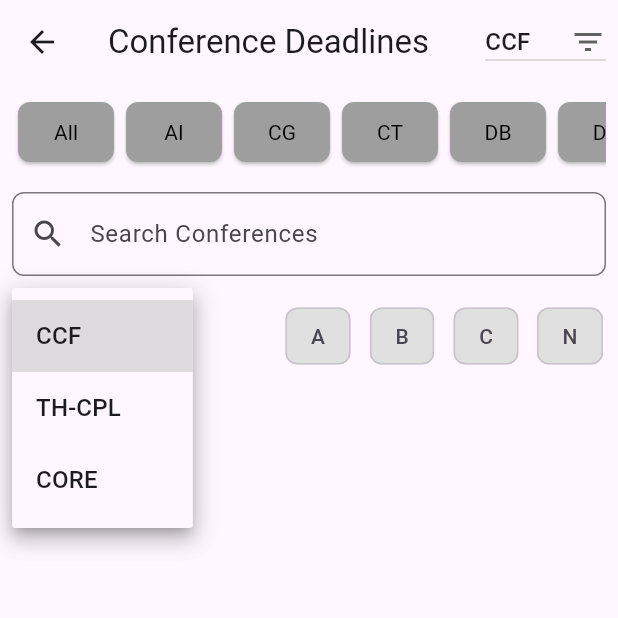
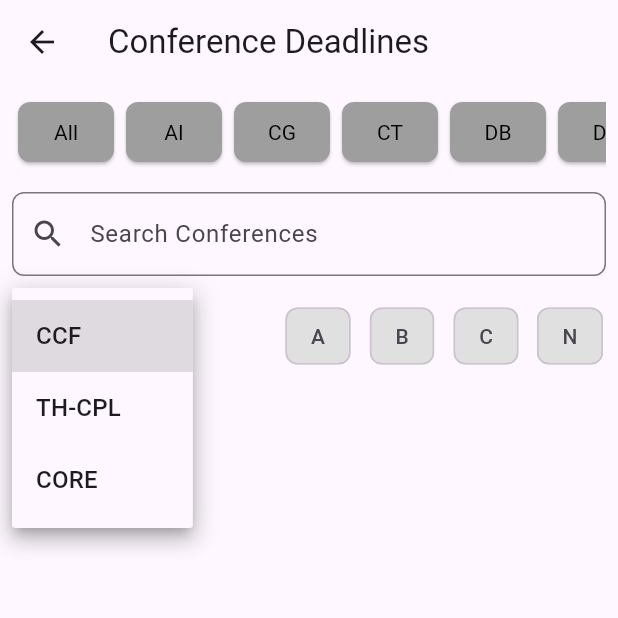
Before and after one commit to Kian-Chen/PubMate, a Flutter app: the ConferenceDeadlinesPage screen opened by its route, after a tap on "CCF", on a phone screen of 412 x 824 dp, the top half of it. Run offline on Flutter 3.47's test engine with Material 3 defaults, Android fonts, the phone set to English and light mode, and no system bars; our stand-ins replace supabase_flutter; accounts and stored records are empty.

Commit message:
refactor(conference_deadlines_page): remove evaluation filter dropdown
- Removed DropdownButton for evaluation filter from the app bar
- Deleted related state management and filtering logic

```diff
--- a/lib/pages/conference_deadlines_page.dart
+++ b/lib/pages/conference_deadlines_page.dart
@@ -85,29 +85,6 @@ class _ConferenceDeadlinesPageState extends State<ConferenceDeadlinesPage> {
     return Scaffold(
       appBar: AppBar(
         title: const Text('Conference Deadlines'),
-        actions: [
-          // Dropdown to select evaluation mechanism
-          Padding(
-            padding: const EdgeInsets.all(8.0),
-            child: DropdownButton<String>(
-              value: _selectedEvaluation,
-              icon: const Icon(Icons.filter_list),
-              onChanged: (String? newValue) {
-                setState(() {
-                  _selectedEvaluation = newValue!;
-                  _selectedRatings.clear(); // Clear previous selected ratings when evaluation changes
-                  _filterConferences(_searchQuery); // Re-filter after selection change
-                });
-              },
-              items: evaluationOptions.map<DropdownMenuItem<String>>((String value) {
-                return DropdownMenuItem<String>(
-                  value: value,
-                  child: Text(value),
-                );
-              }).toList(),
-            ),
-          ),
-        ],
       ),
       body: Column(
         children: [
```
